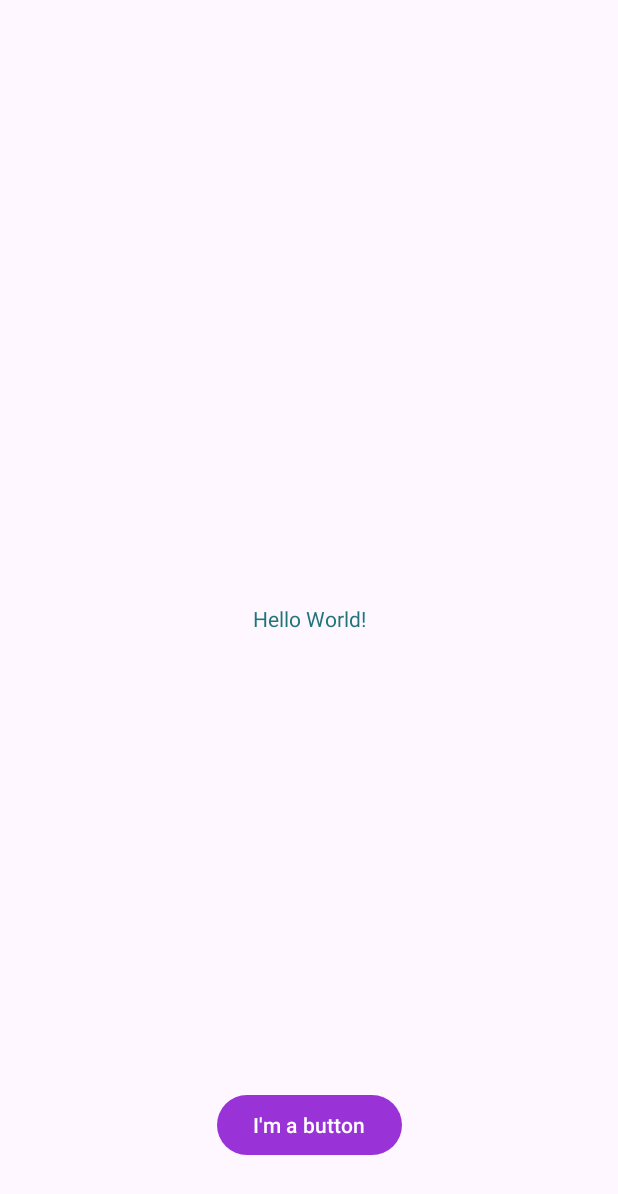
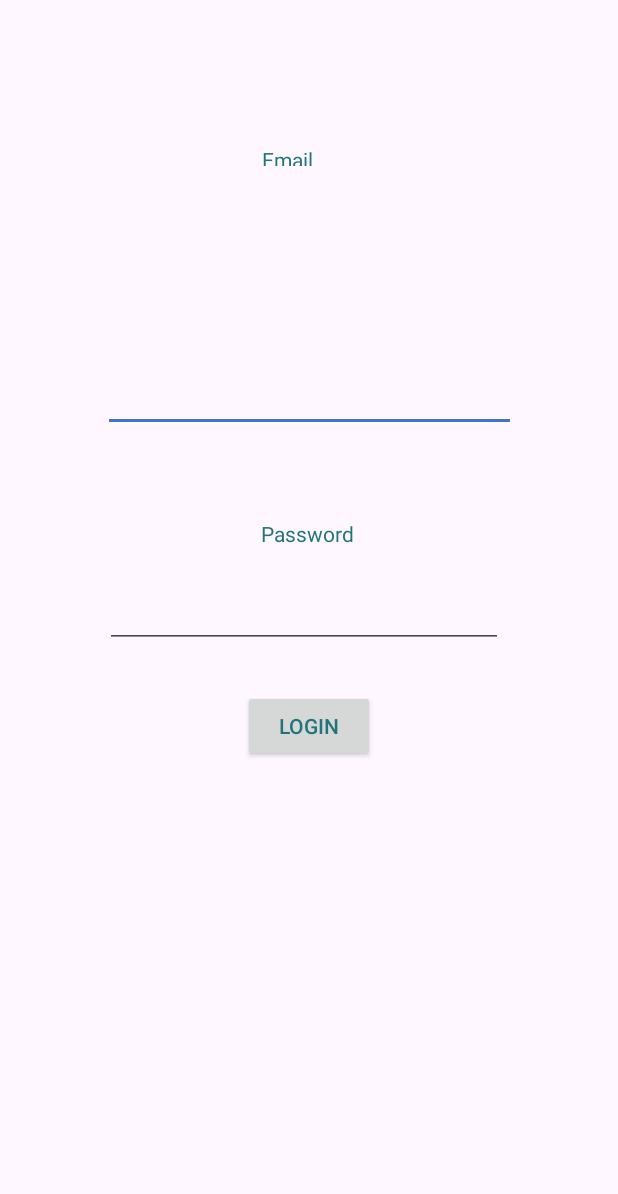
Before and after one commit to AlfredoKylle82/Alfredo-Android-Labs, an Android app: the screen it shows after launch (MainActivity), on a phone screen of 412 x 824 dp. Shown: the top 1194 px of the screen. Run offline under Robolectric (Android 15) with nearby library versions, the phone set to English and light mode, and no system bars.

Commit message:
finished week4

```diff
--- a/app/build.gradle
+++ b/app/build.gradle
@@ -5,6 +5,10 @@ plugins {
 android {
     namespace 'com.example.algonquin.cst2335.nava0082'
     compileSdk 33
+
+    buildFeatures {
+        viewBinding true
+    }
 
     defaultConfig {
         applicationId "com.example.algonquin.cst2335.nava0082"
--- a/app/src/main/java/com/example/algonquin/cst2335/nava0082/MainActivity.java
+++ b/app/src/main/java/com/example/algonquin/cst2335/nava0082/MainActivity.java
@@ -2,13 +2,91 @@ package com.example.algonquin.cst2335.nava0082;
 
 import androidx.appcompat.app.AppCompatActivity;
 
+import android.content.Context;
+import android.content.Intent;
+import android.content.SharedPreferences;
 import android.os.Bundle;
+import android.util.Log;
+import android.view.animation.Animation;
+import android.view.animation.LinearInterpolator;
+import android.view.animation.RotateAnimation;
+import android.widget.EditText;
+import android.widget.ImageView;
+import android.widget.Switch;
+
+import com.example.algonquin.cst2335.nava0082.databinding.ActivityMainBinding;
 
 public class MainActivity extends AppCompatActivity {
 
+    private ActivityMainBinding variableBinding;
+
+
     @Override
     protected void onCreate(Bundle savedInstanceState) {
+
+        // create a binding object
+        variableBinding = ActivityMainBinding.inflate(getLayoutInflater());
+
+        // loads XML file on the page
+        setContentView(variableBinding.getRoot());
+
+        // creates a SharedPreferences object
+        SharedPreferences prefs = getSharedPreferences("myData", MODE_PRIVATE);
+        variableBinding.emailEditText.setText(prefs.getString("EmailAddress", ""));
+
+        // on click listener
+        variableBinding.loginButton.setOnClickListener(clk -> {
+            // variable for the email address
+            EditText email = variableBinding.emailEditText;
+
+            // from where you are, to where you want to go
+            Intent nextPage = new Intent(MainActivity.this, SecondActivity.class);
+            nextPage.putExtra("EmailAddress", email.getText().toString());
+
+            // does the transition
+            startActivity(nextPage);
+
+
+            Log.w("MainActivity", "In onCreate() - Loading Widgets");
+        });
+
         super.onCreate(savedInstanceState);
-        setContentView(R.layout.activity_main);
+
+
+    }
+
+    @Override
+    protected void onStart(){
+        super.onStart();
+        Log.w( "MainActivity", "In onCreate() - Application now visible on screen" );
+    }
+
+    @Override
+    protected void onResume(){
+        super.onResume();
+        Log.w( "MainActivity", "In onCreate() - The application now responding to user input" );
+    }
+
+    @Override
+    protected void onPause(){
+        super.onPause();
+        // saves the email address into Shared Preferences
+        SharedPreferences.Editor editor = getSharedPreferences("myData", Context.MODE_PRIVATE).edit();
+        editor.putString("EmailAddress", variableBinding.emailEditText.getText().toString());
+        editor.apply();
+        Log.w( "MainActivity", "In onCreate() - Loading Widgets" );
+
+    }
+
+    @Override
+    protected void onStop(){
+        super.onStop();
+        Log.w( "MainActivity", "In onCreate() - Loading Widgets" );
+    }
+
+    @Override
+    protected void onDestroy(){
+        super.onDestroy();
+        Log.w( "MainActivity", "In onCreate() - Loading Widgets" );
     }
 }
--- a/app/src/main/res/layout/activity_main.xml
+++ b/app/src/main/res/layout/activity_main.xml
@@ -7,22 +7,65 @@
     tools:context=".MainActivity">
 
     <TextView
+        android:id="@+id/textView3"
         android:layout_width="wrap_content"
         android:layout_height="wrap_content"
-        android:text="@string/hello_message"
+        android:text="Password"
+        app:layout_constraintBottom_toBottomOf="parent"
+        app:layout_constraintEnd_toEndOf="parent"
+        app:layout_constraintHorizontal_bias="0.498"
+        app:layout_constraintStart_toStartOf="parent"
+        app:layout_constraintTop_toBottomOf="@+id/emailEditText"
+        app:layout_constraintVertical_bias="0.112"></TextView>
+
+    <TextView
+        android:id="@+id/textView2"
+        android:layout_width="86dp"
+        android:layout_height="14dp"
+        android:text="Email"
+        app:layout_constraintBottom_toBottomOf="parent"
+        app:layout_constraintEnd_toEndOf="parent"
+        app:layout_constraintHorizontal_bias="0.535"
+        app:layout_constraintStart_toStartOf="parent"
+        app:layout_constraintTop_toTopOf="parent"
+        app:layout_constraintVertical_bias="0.119"></TextView>
+
+    <EditText
+        android:id="@+id/emailEditText"
+        android:layout_width="275dp"
+        android:layout_height="38dp"
+        android:layout_marginBottom="536dp"
+        android:text="xyz@abc.com"
         app:layout_constraintBottom_toBottomOf="parent"
         app:layout_constraintEnd_toEndOf="parent"
         app:layout_constraintStart_toStartOf="parent"
-        app:layout_constraintTop_toTopOf="parent"></TextView>
+        app:layout_constraintTop_toBottomOf="@+id/textView2"
+        app:layout_constraintVertical_bias="1.0" />
+
+    <EditText
+        android:id="@+id/passwordEditText"
+        android:layout_width="265dp"
+        android:layout_height="40dp"
+        android:layout_marginBottom="392dp"
+        android:inputType="textPassword"
+        app:layout_constraintBottom_toBottomOf="parent"
+        app:layout_constraintEnd_toEndOf="parent"
+        app:layout_constraintHorizontal_bias="0.479"
+        app:layout_constraintStart_toStartOf="parent"
+        app:layout_constraintTop_toBottomOf="@+id/textView3"
+        app:layout_constraintVertical_bias="1.0" />
 
     <Button
+        android:id="@+id/loginButton"
         android:layout_width="wrap_content"
         android:layout_height="wrap_content"
-        android:layout_marginBottom="50dp"
-        android:text="@string/button_message"
+        android:layout_marginBottom="316dp"
+        android:text="Login"
         app:layout_constraintBottom_toBottomOf="parent"
         app:layout_constraintEnd_toEndOf="parent"
-        app:layout_constraintHorizontal_bias="0.5"
-        app:layout_constraintStart_toStartOf="parent" />
+        app:layout_constraintHorizontal_bias="0.501"
+        app:layout_constraintStart_toStartOf="parent"
+        app:layout_constraintTop_toBottomOf="@+id/passwordEditText"
+        app:layout_constraintVertical_bias="1.0" />
 
 </androidx.constraintlayout.widget.ConstraintLayout>
```
Also changed, not shown: app/src/main/AndroidManifest.xml (+10 -0 lines), app/src/main/java/com/example/algonquin/cst2335/nava0082/SecondActivity.java (added, +123 -0 lines), app/src/main/res/layout/activity_second.xml (added, +61 -0 lines).
